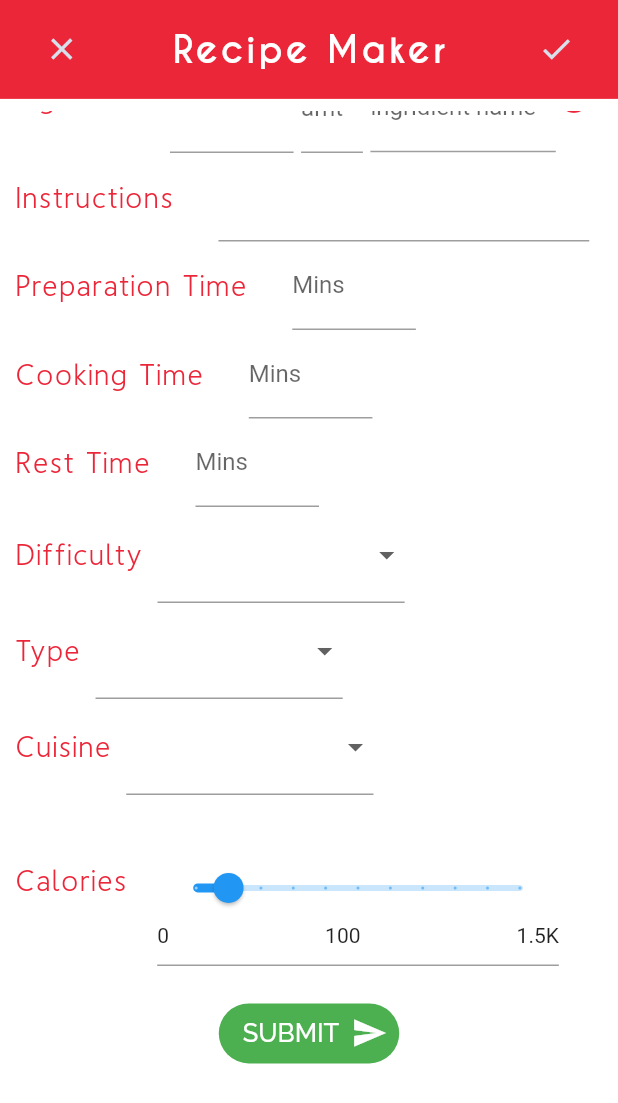
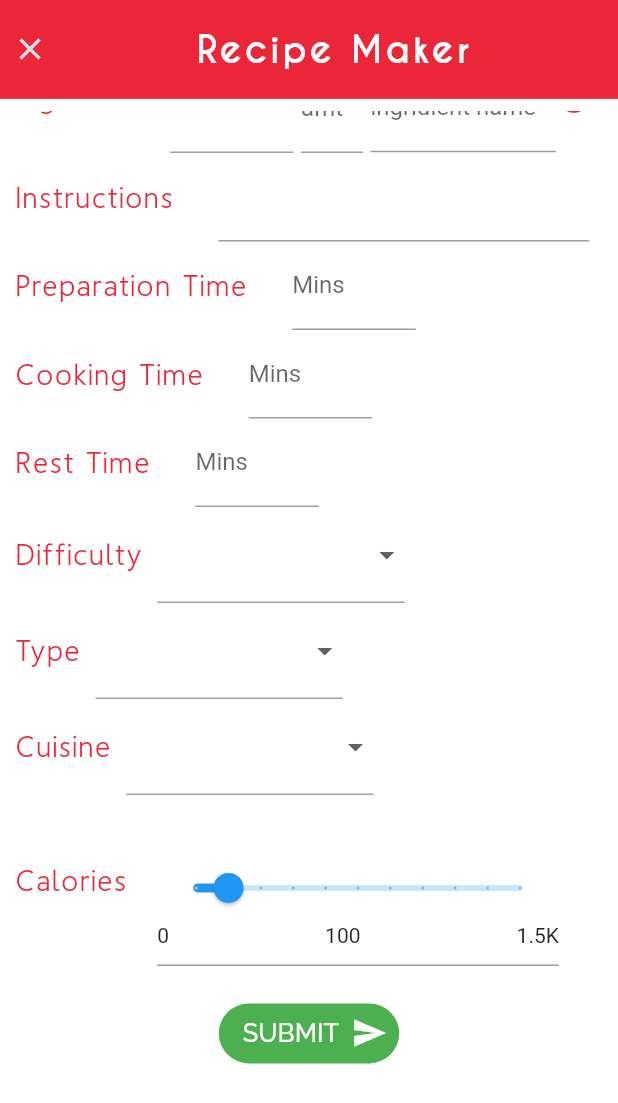
Before and after one commit to shvmgrx/lcl, a Flutter app: the RecipeMakerContainer widget shown alone on an empty page, opened directly, scrolled down 366 dp, on a phone screen of 412 x 824 dp. Shown: the top 1103 px of the screen. Run offline on Flutter 3.47's test engine with Material 2 defaults, Android fonts, the phone set to English and light mode, and no system bars; drawn by our look-alikes of flutter_form_builder; our stand-ins replace cloud_firestore, firebase_auth, firebase_storage, geolocator, google_sign_in, image_picker and 1 more; missing offline and left inert: agora_rtc_engine, floating_action_row, flutter_web_browser, gradient_text, language_pickers, swipedetector; accounts and stored records are empty; network calls fail.

Commit message:
recipemaker done done

```diff
--- a/lcl/lib/screens/recipeScreens/recipeMakerContainer.dart
+++ b/lcl/lib/screens/recipeScreens/recipeMakerContainer.dart
@@ -3281,8 +3281,9 @@ class _RecipeMakerContainerState extends State<RecipeMakerContainer> {
                 height: screenHeight * 0.08,
                 child: Row(
                   children: <Widget>[
-                    Expanded(
-                      flex: 1,
+
+                      Padding(
+                        padding: const EdgeInsets.only(left:8.0),
                         child: InkWell(
                           onTap: () {
                             displayCloseDialog();
@@ -3293,21 +3294,22 @@ class _RecipeMakerContainerState extends State<RecipeMakerContainer> {
                           ),
                         ),
                       ),
+
                     Expanded(
-                      flex: 3,
+                      flex: 7,
                       child: Center(
                           child: Text(
                         Strings.RECIPE_MAKER,
                         style: TextStyles.recipeMaker,
                       )),
                     ),
-                    Expanded(
-                      flex: 1,
-                      child: Icon(
-                        Icons.done,
-                        color: uniColors.white1,
-                      ),
-                    ),
+                    // Expanded(
+                    //   flex: 1,
+                    //   child: Icon(
+                    //     Icons.done,
+                    //     color: uniColors.white1,
+                    //   ),
+                    // ),
                   ],
                 ),
               ),
```
Lines whose indentation alone changed are shown as unchanged.
